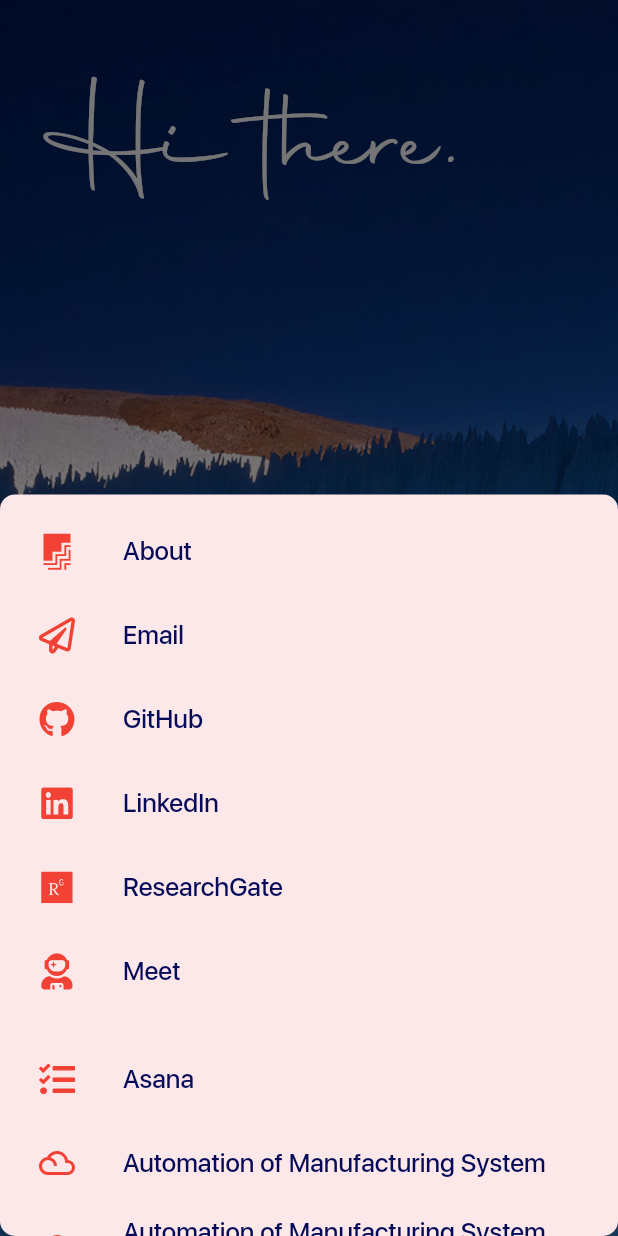
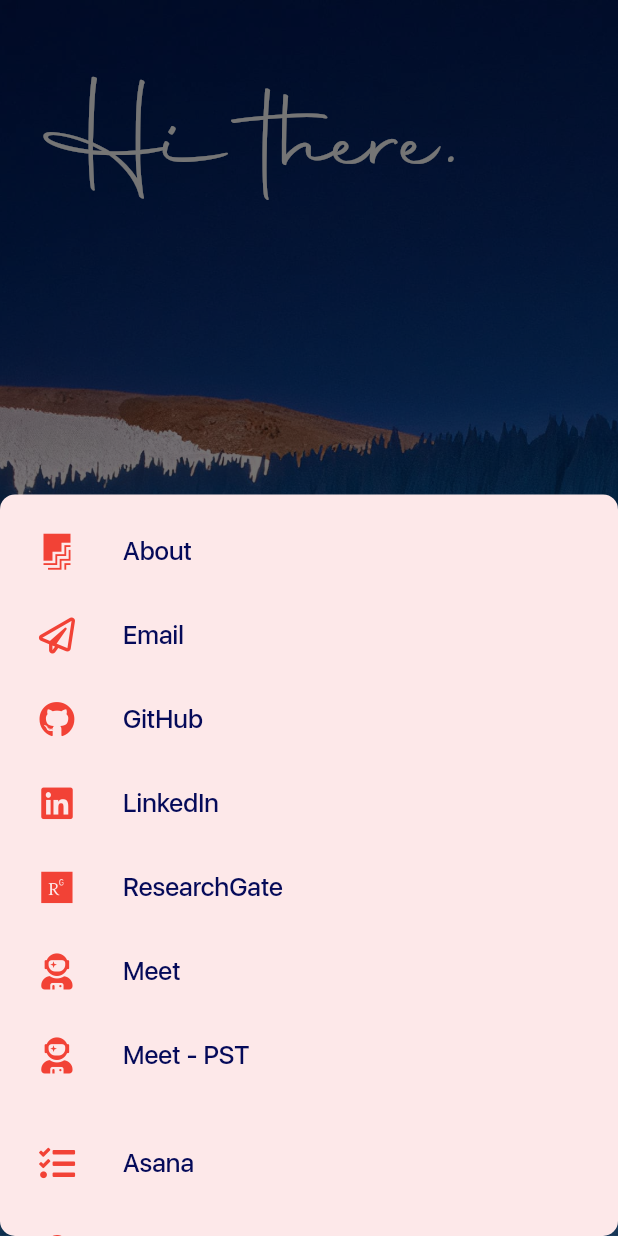
Before and after one commit to WenzelArifiandi/raven, a Flutter app: the screen it shows after launch, after a tap on "Explore", on a phone screen of 412 x 824 dp. Run offline on Flutter 3.47's test engine with Material 2 defaults, Android fonts, the phone set to English and light mode, and no system bars; our stand-ins replace font_awesome_flutter; missing offline and left inert: dart:html.

Commit message:
Adding Meet ListTile for PST and Internship ListTile

```diff
--- a/lib/input_page.dart
+++ b/lib/input_page.dart
@@ -7,6 +7,15 @@
 
 Future<void> _meet1() async {
   const url = 'https://meet.wenzelarifiandi.com/1';
+  if (await canLaunch(url)) {
+    await launch(url);
+  } else {
+    throw 'Could not launch $url';
+  }
+}
+
+Future<void> _meetPST() async {
+  const url = 'https://meet.wenzelarifiandi.com/pst';
   if (await canLaunch(url)) {
     await launch(url);
   } else {
@@ -126,6 +135,15 @@
 
 Future<void> _integratedSystemsOne() async {
   const url = 'https://onedrive.wenzelarifiandi.com/integratedsystems';
+  if (await canLaunch(url)) {
+    await launch(url);
+  } else {
+    throw 'Could not launch $url';
+  }
+}
+
+Future<void> _internship() async {
+  const url = 'https://drive.wenzelarifiandi.com/internship';
   if (await canLaunch(url)) {
     await launch(url);
   } else {
@@ -295,7 +313,7 @@
                       applicationIcon: Icon(FontAwesomeIcons.firstdraft,
                           color: buildIconColor()),
                       applicationName: 'The Raven Project',
-                      applicationVersion: 'Mountain View 3.9',
+                      applicationVersion: 'Mountain View 3.9.1',
                       applicationLegalese: '©2021 Wenzel Arifiandi',
                       aboutBoxChildren: <Widget>[
                         Padding(
@@ -397,6 +415,23 @@
                           color: buildIconColor(),
                         ),
                         onTap: _meet1,
+                      ),
+                    ),
+                  ),
+                  Padding(
+                    padding: const EdgeInsets.fromLTRB(0, 0, 0, 0),
+                    child: ConstrainedBox(
+                      constraints: const BoxConstraints(maxHeight: 60),
+                      child: ListTile(
+                        title: Text(
+                          'Meet - PST',
+                          style: kSubtitle1Black,
+                        ),
+                        leading: Icon(
+                          FontAwesomeIcons.userAstronaut,
+                          color: buildIconColor(),
+                        ),
+                        onTap: _meetPST,
                       ),
                     ),
                   ),
@@ -530,6 +565,23 @@
                           color: buildIconColor(),
                         ),
                         title: Text(
+                          'Internship',
+                          style: kSubtitle1Black,
+                        ),
+                        onTap: _internship,
+                      ),
+                    ),
+                  ),
+                  Padding(
+                    padding: const EdgeInsets.fromLTRB(0, 0, 0, 0),
+                    child: ConstrainedBox(
+                      constraints: const BoxConstraints(maxHeight: 60),
+                      child: ListTile(
+                        leading: Icon(
+                          buildCloud(),
+                          color: buildIconColor(),
+                        ),
+                        title: Text(
                           'Occupational Safety and Health System Design',
                           style: kSubtitle1Black,
                         ),
```
Also changed, not shown: 1 other file.
